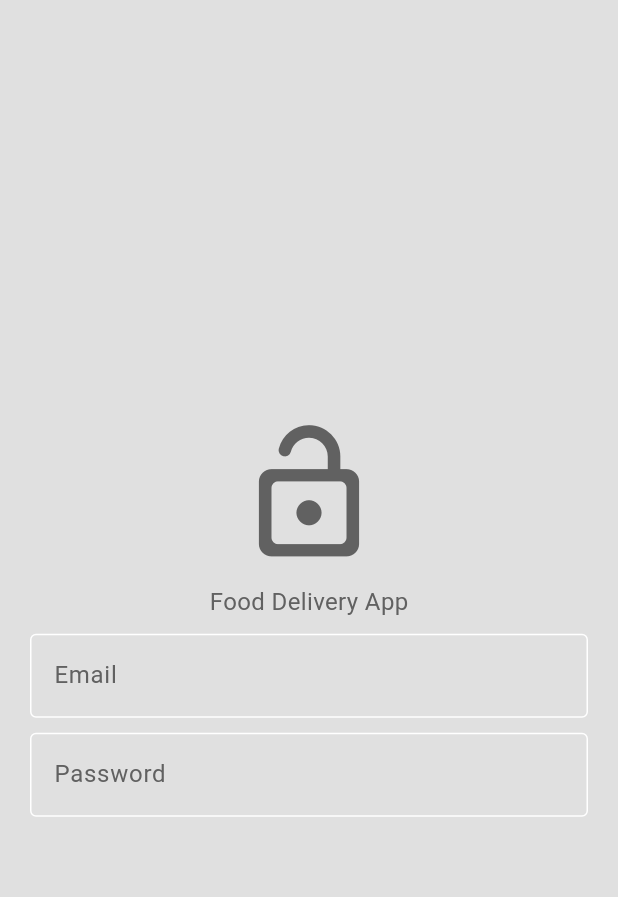
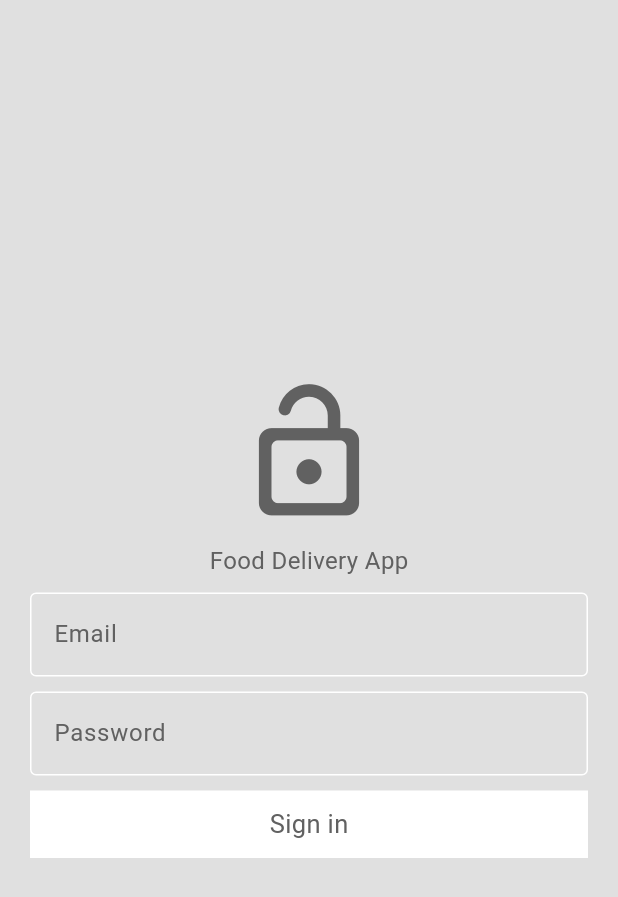
Before and after one commit to FaiziBytes/food-delivery, a Flutter app: the screen it shows after launch, on a phone screen of 412 x 824 dp. Shown: the top 897 px of the screen. Run offline on Flutter 3.47's test engine with Material 3 defaults, Android fonts, the phone set to English and light mode, and no system bars.

Commit message:
Added a custom button from the components folder from file button.dart

```diff
--- /dev/null
+++ b/food_delivery/lib/components/button.dart
@@ -0,0 +1,31 @@
+import 'package:flutter/material.dart';
+
+class Button extends StatelessWidget {
+  VoidCallback onTap;
+  Button({super.key,
+  required this.onTap
+  });
+
+  @override
+  Widget build(BuildContext context) {
+    return
+      GestureDetector(
+        onTap: onTap,
+        child: Container(
+          margin: EdgeInsets.symmetric(horizontal: 20),
+          color: Theme.of(context).colorScheme.tertiary,
+          height: 45,
+          width: double.infinity,
+          padding: EdgeInsets.all(10),
+          child: Center(
+            child: Text("Sign in",
+             style: TextStyle(
+              fontSize: 17,
+              color: Theme.of(context).colorScheme.inversePrimary,
+             ),
+            ),
+          ),
+              ),
+    );
+  }
+}
--- a/food_delivery/lib/login.dart
+++ b/food_delivery/lib/login.dart
@@ -1,6 +1,7 @@
-// ignore_for_file: deprecated_member_use
+// ignore_for_file: deprecated_member_use, avoid_print
 
 import 'package:flutter/material.dart';
+import 'package:food_delivery/components/button.dart';
 import 'package:food_delivery/components/textfield.dart';
 
 
@@ -31,7 +32,8 @@ class LoginPage extends StatelessWidget {
           CustomTextField(hintText: "Email", controller: emailController, obscureText: false),
           SizedBox(height: 10,),
           CustomTextField(hintText: "Password", controller: passwordController, obscureText: true),
-
+          SizedBox(height: 10,),
+          Button(onTap: (){print("Signed in");},),
         ],
       ),
     );
```
